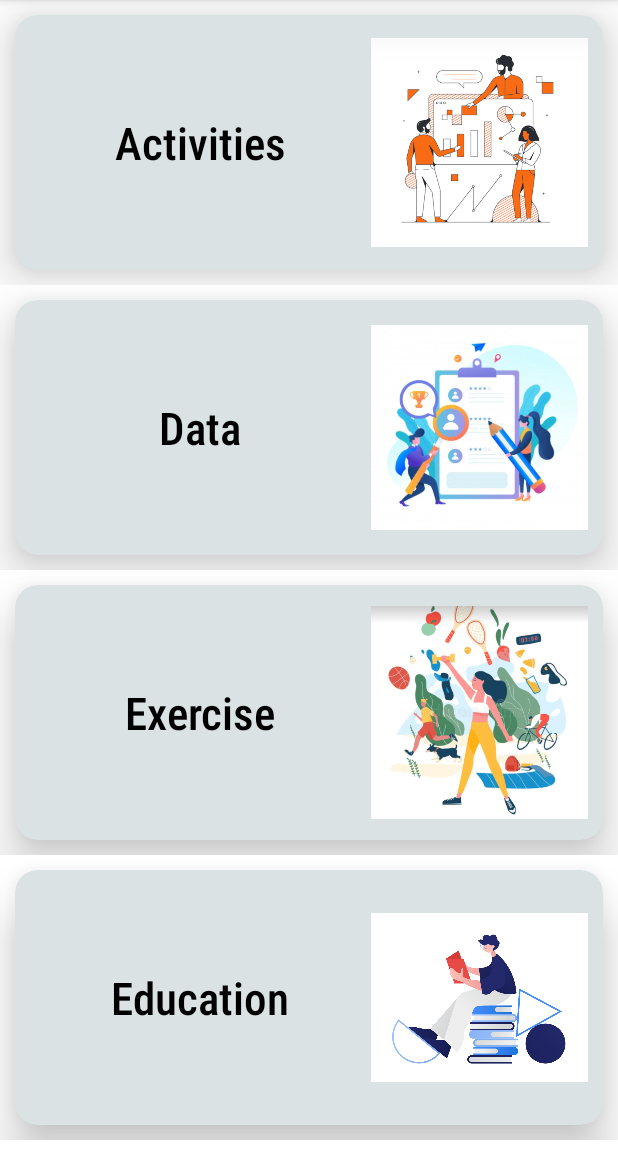
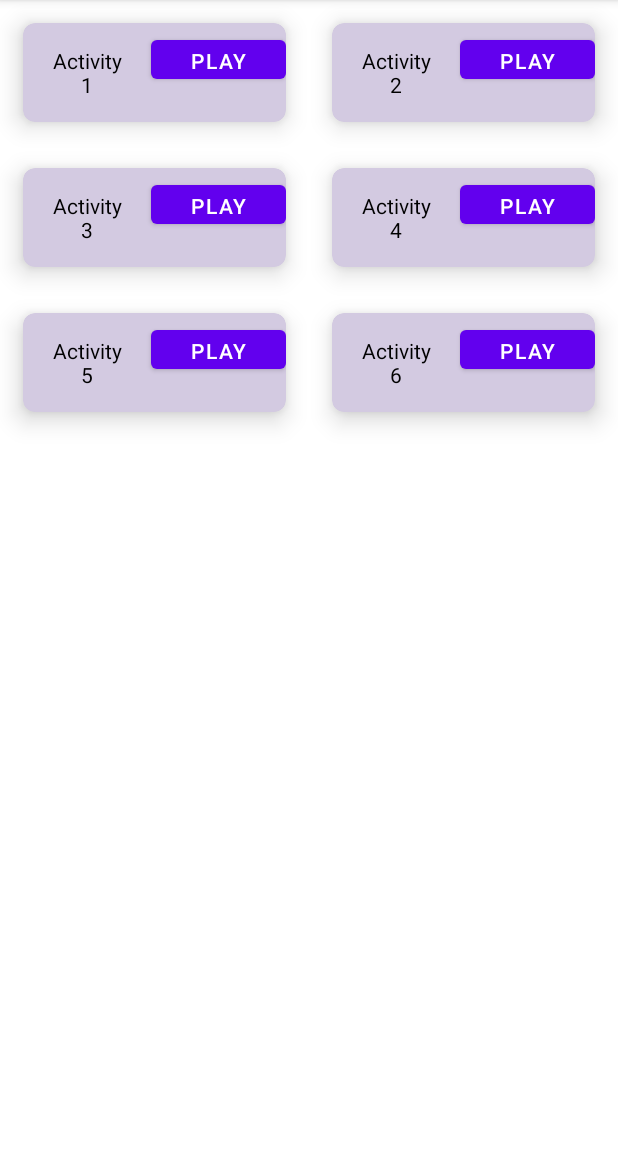
Before and after one commit to Vinuta93/multiScreensDemo, an Android app: the screen it shows after launch (MainActivity before the commit, SecondPage after it), after a tap on "Activities", on a phone screen of 412 x 824 dp, the part 84-1236 px from its top. Run offline under Robolectric (Android 15) with nearby library versions, the phone set to English and light mode, and no system bars.

Commit message:
Added Data for multi screens and audio playable functionality

```diff
--- a/app/src/main/AndroidManifest.xml
+++ b/app/src/main/AndroidManifest.xml
@@ -9,6 +9,7 @@
         android:roundIcon="@mipmap/ic_launcher_round"
         android:supportsRtl="true"
         android:theme="@style/Theme.MultiScreensDemo">
+        <activity android:name=".SecondPage"></activity>
         <activity android:name=".MainActivity">
             <intent-filter>
                 <action android:name="android.intent.action.MAIN" />
--- a/app/src/main/java/com/example/multiscreensdemo/MainActivity.kt
+++ b/app/src/main/java/com/example/multiscreensdemo/MainActivity.kt
@@ -1,13 +1,15 @@
 package com.example.multiscreensdemo
 
+import android.content.Intent
 import androidx.appcompat.app.AppCompatActivity
 import android.os.Bundle
 import androidx.recyclerview.widget.LinearLayoutManager
 import androidx.recyclerview.widget.RecyclerView
+import com.example.multiscreensdemo.`interface`.OnItemClick
 import com.example.multiscreensdemo.adapter.HomeItemAdapter
 import com.example.multiscreensdemo.model.HomeItems
 
-class MainActivity : AppCompatActivity() {
+class MainActivity : AppCompatActivity(), OnItemClick {
 
     lateinit var rv : RecyclerView
     override fun onCreate(savedInstanceState: Bundle?) {
@@ -16,7 +18,7 @@ class MainActivity : AppCompatActivity() {
 
         rv = findViewById(R.id.rv)
         rv.layoutManager = LinearLayoutManager(this)
-        rv.adapter = HomeItemAdapter(getData())
+        rv.adapter = HomeItemAdapter(getData(), this)
 
 
     }
@@ -32,4 +34,38 @@ class MainActivity : AppCompatActivity() {
         list.add(HomeItems("Education",R.drawable.img4))
         return list
     }
+
+    override fun onCardItemClick(name: String) {
+        val intent = Intent(this, SecondPage::class.java)
+
+        when(name){
+            "Activities"->{
+                intent.putExtra("md","Activities" )
+
+            }
+            "Data" ->{
+                intent.putExtra("md","Data" )
+
+            }
+            "Exercise" ->{
+                intent.putExtra("md","Exercise" )
+
+            }
+            "Education" ->{
+                intent.putExtra("md","Education" )
+
+            }
+        }
+
+
+
+        startActivity(intent)
+
+
+
+    }
+
+
+
+
 }
--- /dev/null
+++ b/app/src/main/java/com/example/multiscreensdemo/SecondPage.java
@@ -0,0 +1,88 @@
+package com.example.multiscreensdemo;
+
+import androidx.appcompat.app.AppCompatActivity;
+import androidx.recyclerview.widget.GridLayoutManager;
+import androidx.recyclerview.widget.LinearLayoutManager;
+import androidx.recyclerview.widget.RecyclerView;
+
+import android.os.Bundle;
+
+import com.example.multiscreensdemo.adapter.ActivityAdapter;
+
+import java.util.ArrayList;
+
+public class SecondPage extends AppCompatActivity {
+
+    RecyclerView recyclerView;
+    ActivityAdapter activityAdapter;
+    String data ;
+
+    @Override
+    protected void onCreate(Bundle savedInstanceState) {
+        super.onCreate(savedInstanceState);
+        setContentView(R.layout.activity_second_page);
+        recyclerView = findViewById(R.id.activityRv);
+        data = getIntent().getStringExtra("md");
+        setAdapterData();
+
+
+
+    }
+    void setAdapterData(){
+        if (data.equals("Activities")){
+            activityAdapter = new ActivityAdapter(getActivities(), this);
+        }else if (data.equals("Data")){
+            activityAdapter = new ActivityAdapter(getData(), this);
+        }else if (data.equals("Exercise")){
+            activityAdapter = new ActivityAdapter(getExcercise(),this);
+
+        }else if (data.equals("Education")){
+            activityAdapter = new ActivityAdapter(getEducation(),this);
+        }
+        recyclerView.setLayoutManager(new GridLayoutManager(this, 2));
+        recyclerView.setAdapter(activityAdapter);
+    }
+    ArrayList<String> getEducation() {
+
+        ArrayList<String> myList = new ArrayList<>();
+        myList.add("Videos");
+        myList.add("Link to HSE");
+
+
+        return myList;
+    }
+    ArrayList<String> getExcercise() {
+
+        ArrayList<String> myList = new ArrayList<>();
+        myList.add("GYM Workout");
+        myList.add("Aerobics");
+        myList.add("Dance Workout");
+        myList.add("Meditation");
+
+        return myList;
+    }
+    ArrayList<String> getActivities() {
+
+        ArrayList<String> myList = new ArrayList<>();
+        myList.add("Activity 1");
+        myList.add("Activity 2");
+        myList.add("Activity 3");
+        myList.add("Activity 4");
+        myList.add("Activity 5");
+        myList.add("Activity 6");
+
+        return myList;
+    }
+    ArrayList<String> getData() {
+
+        ArrayList<String> myList = new ArrayList<>();
+        myList.add("Daily");
+        myList.add("Weekly");
+        myList.add("Monthly");
+
+
+        return myList;
+    }
+
+
+}
--- /dev/null
+++ b/app/src/main/java/com/example/multiscreensdemo/adapter/ActivityAdapter.java
@@ -0,0 +1,90 @@
+package com.example.multiscreensdemo.adapter;
+
+import android.content.Context;
+import android.media.MediaPlayer;
+import android.util.Log;
+import android.view.LayoutInflater;
+import android.view.View;
+import android.view.ViewGroup;
+import android.widget.Button;
+import android.widget.TextView;
+import android.widget.Toast;
+
+import androidx.annotation.NonNull;
+import androidx.recyclerview.widget.RecyclerView;
+
+import com.example.multiscreensdemo.R;
+
+import org.jetbrains.annotations.NotNull;
+
+import java.util.ArrayList;
+import java.util.logging.Handler;
+
+public class ActivityAdapter  extends RecyclerView.Adapter<ActivityAdapter.ViewHolder> {
+
+    ArrayList<String> myList ;
+    Context ctx;
+
+    public ActivityAdapter(ArrayList<String> lists, Context c){
+        this.myList = lists;
+        this.ctx = c ;
+    }
+
+
+
+    @NonNull
+    @NotNull
+    @Override
+    public ActivityAdapter.ViewHolder onCreateViewHolder(@NonNull @NotNull ViewGroup parent, int viewType) {
+        View v = LayoutInflater.from(parent.getContext()).inflate(R.layout.activity_card_layout, parent, false);
+        return new ViewHolder(v);
+    }
+
+    @Override
+    public void onBindViewHolder(@NonNull @NotNull ActivityAdapter.ViewHolder holder, int position) {
+
+        holder.init(myList.get(position));
+    }
+
+    @Override
+    public int getItemCount() {
+        return myList.size();
+    }
+
+    public class ViewHolder extends RecyclerView.ViewHolder {
+
+        TextView activitiesText;
+        Button btn;
+        int musicList[] = { R.raw.audio1, R.raw.audio2, R.raw.audio3, R.raw.audio4, R.raw.audio5};
+        MediaPlayer mediaPlayer;
+
+
+        public ViewHolder(@NonNull @NotNull View itemView) {
+            super(itemView);
+            activitiesText = itemView.findViewById(R.id.txt);
+            btn = itemView.findViewById(R.id.play);
+
+            btn.setOnClickListener(new View.OnClickListener() {
+                @Override
+                public void onClick(View v) {
+                    Log.d("TAG", String.valueOf(getAdapterPosition()));
+                    int ran = getRandomNumber(0, musicList.length);
+                    mediaPlayer= MediaPlayer.create(ctx, musicList[ran]);
+                    mediaPlayer.start();
+
+
+                }
+            });
+
+        }
+
+
+        public void init(String s){
+            activitiesText.setText(s);
+        }
+
+        public int getRandomNumber(int min, int max) {
+            return (int) ((Math.random() * (max - min)) + min);
+        }
+    }
+}
--- a/app/src/main/java/com/example/multiscreensdemo/adapter/HomeItemAdapter.kt
+++ b/app/src/main/java/com/example/multiscreensdemo/adapter/HomeItemAdapter.kt
@@ -8,9 +8,10 @@ import android.widget.TextView
 import android.widget.Toast
 import androidx.recyclerview.widget.RecyclerView
 import com.example.multiscreensdemo.R
+import com.example.multiscreensdemo.`interface`.OnItemClick
 import com.example.multiscreensdemo.model.HomeItems
 
-class HomeItemAdapter(var items : ArrayList<HomeItems>)  : RecyclerView.Adapter<HomeItemAdapter.ViewHolder>() {
+class HomeItemAdapter(var items : ArrayList<HomeItems>, var i : OnItemClick)  : RecyclerView.Adapter<HomeItemAdapter.ViewHolder>() {
 
 
     override fun onCreateViewHolder(parent: ViewGroup, viewType: Int): HomeItemAdapter.ViewHolder {
@@ -20,7 +21,7 @@ class HomeItemAdapter(var items : ArrayList<HomeItems>)  : RecyclerView.Adapter<
 
 
     override fun onBindViewHolder(holder: HomeItemAdapter.ViewHolder, position: Int) {
-        holder.init(items[position])
+        holder.init(items[position], i)
     }
 
     override fun getItemCount(): Int {
@@ -33,12 +34,15 @@ class HomeItemAdapter(var items : ArrayList<HomeItems>)  : RecyclerView.Adapter<
         private val name : TextView = itemView.findViewById(R.id.name)
         private val image : ImageView = itemView.findViewById(R.id.img)
 
-        fun init(homeItems: HomeItems) {
+        fun init(homeItems: HomeItems, i: OnItemClick) {
 
             name.text = homeItems.name
             image.setImageResource(homeItems.resourceID)
             itemView.setOnClickListener {
                 Toast.makeText(itemView.context, homeItems.name, Toast.LENGTH_SHORT).show()
+                i.onCardItemClick( homeItems.name)
+
+
             }
         }
 
--- /dev/null
+++ b/app/src/main/java/com/example/multiscreensdemo/interface/OnItemClick.kt
@@ -0,0 +1,6 @@
+package com.example.multiscreensdemo.`interface`
+
+interface OnItemClick {
+
+    fun onCardItemClick(name : String)
+}
--- /dev/null
+++ b/app/src/main/res/layout/activity_card_layout.xml
@@ -0,0 +1,38 @@
+<?xml version="1.0" encoding="utf-8"?>
+    <androidx.cardview.widget.CardView
+        xmlns:android="http://schemas.android.com/apk/res/android"
+        android:layout_width="match_parent"
+        xmlns:app="http://schemas.android.com/apk/res-auto"
+        app:cardElevation="10dp"
+        app:cardCornerRadius="8dp"
+        android:layout_margin="15dp"
+        app:cardBackgroundColor="#D3CAE1"
+        android:layout_height="wrap_content">
+
+        <LinearLayout
+            android:layout_width="match_parent"
+            android:orientation="horizontal"
+            android:weightSum="2"
+            android:layout_height="match_parent">
+            <TextView
+                android:layout_width="match_parent"
+                android:text="Activity 1"
+                android:layout_weight="1"
+                android:textColor="@color/black"
+                android:gravity="center"
+                android:id="@+id/txt"
+                android:padding="15dp"
+                android:layout_height="wrap_content"/>
+            <Button
+                android:layout_width="180dp"
+                android:text="Play"
+                android:id="@+id/play"
+                android:layout_weight="1"
+                android:layout_height="38dp"/>
+
+
+
+        </LinearLayout>
+
+
+    </androidx.cardview.widget.CardView>
--- /dev/null
+++ b/app/src/main/res/layout/activity_second_page.xml
@@ -0,0 +1,15 @@
+<?xml version="1.0" encoding="utf-8"?>
+<LinearLayout xmlns:android="http://schemas.android.com/apk/res/android"
+    xmlns:app="http://schemas.android.com/apk/res-auto"
+    xmlns:tools="http://schemas.android.com/tools"
+    android:layout_width="match_parent"
+    android:layout_height="match_parent"
+    tools:context=".SecondPage">
+
+    <androidx.recyclerview.widget.RecyclerView
+        android:layout_width="match_parent"
+        android:id="@+id/activityRv"
+        tools:listitem="@layout/activity_card_layout"
+        android:layout_height="match_parent"/>
+
+</LinearLayout>
```
Also changed, not shown: 5 other files.
